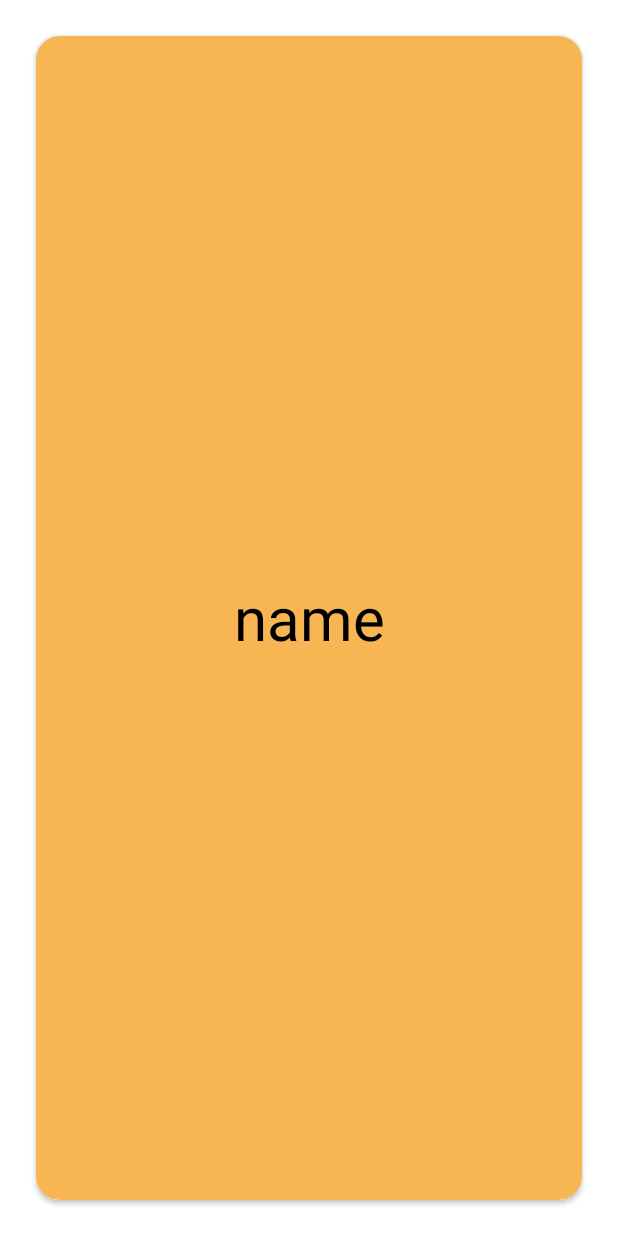
After one commit to Onegold11/Tinder_CloneCoding, an Android app: the layout item_card.xml on its own in the app's theme, with its tools: preview values and no code run, on a phone screen of 412 x 824 dp. The commit adds this screen. Run offline under Robolectric (Android 15) with nearby library versions, the phone set to English and light mode, and no system bars.

Commit message:
[feaure-임시] Swipe view 추가

```diff
--- /dev/null
+++ b/app/src/main/res/layout/item_card.xml
@@ -0,0 +1,33 @@
+<?xml version="1.0" encoding="utf-8"?>
+<layout xmlns:android="http://schemas.android.com/apk/res/android"
+	xmlns:app="http://schemas.android.com/apk/res-auto"
+	xmlns:tools="http://schemas.android.com/tools">
+
+	<data>
+
+	</data>
+
+	<androidx.cardview.widget.CardView
+		android:layout_width="match_parent"
+		android:layout_height="match_parent"
+		android:layout_margin="24dp"
+		app:cardCornerRadius="16dp">
+
+		<LinearLayout
+			android:layout_width="match_parent"
+			android:layout_height="match_parent"
+			android:background="#F8B553">
+
+			<TextView
+				android:id="@+id/nameTextView"
+				android:layout_width="match_parent"
+				android:layout_height="match_parent"
+				android:gravity="center"
+				android:textColor="@color/black"
+				android:textSize="40sp"
+				tools:text="name" />
+
+		</LinearLayout>
+
+	</androidx.cardview.widget.CardView>
+</layout>
```
Also changed, not shown: app/src/main/java/com/clonecoding/clonetinder/adapters/CardItemAdapter.kt (added, +52 -0 lines), app/src/main/java/com/clonecoding/clonetinder/data/CardItem.kt (added, +8 -0 lines), app/src/main/java/com/clonecoding/clonetinder/ui/like/LikeActivity.kt (+43 -4 lines), app/src/main/res/layout/activity_like.xml (+9 -0 lines).
